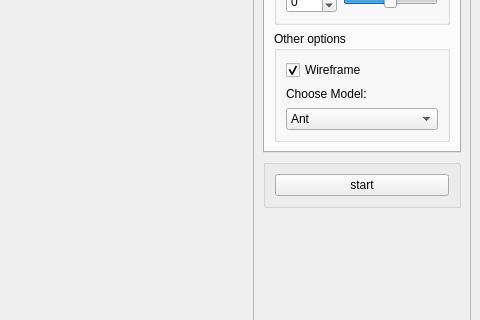
Qt form ui/mainwindow.ui (sora-M31/QAnt) before a commit; both pictures show x 544 to 1024 and y 309 to 629 of the 1024 by 785 pixel window.
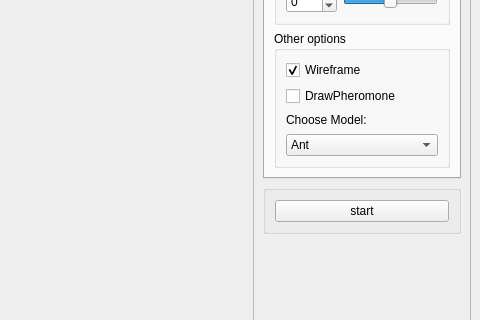
The same form after that commit. Custom widgets are drawn as their Qt base class.

Commit message: Added checkbox for drawing pheromone

```diff
--- a/ui/mainwindow.ui
+++ b/ui/mainwindow.ui
@@ -160,6 +160,13 @@
                  </property>
                 </widget>
                </item>
+               <item row="1" column="0">
+                <widget class="QCheckBox" name="m_drawPheromoneCheck">
+                 <property name="text">
+                  <string>DrawPheromone</string>
+                 </property>
+                </widget>
+               </item>
               </layout>
              </widget>
             </item>
```
The commit also changes 3 other files.
